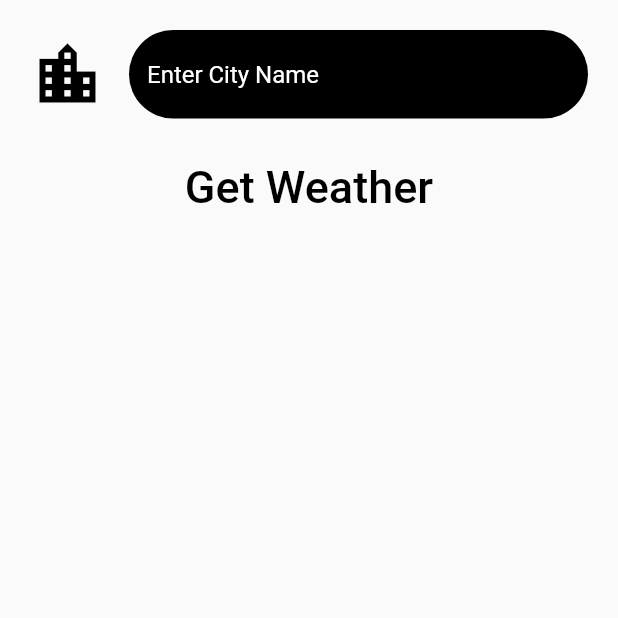
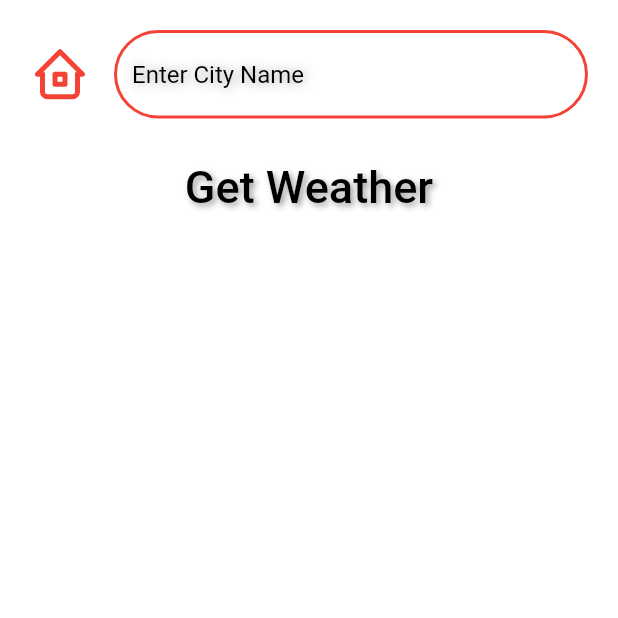
Before and after one commit to Skrebnevf/Flutter_Weather_App, a Flutter app: the CityScreen screen opened directly, on a phone screen of 412 x 824 dp, the top half of it. Run offline on Flutter 3.47's test engine with Material 2 defaults, Android fonts, the phone set to English and light mode, and no system bars; our stand-ins replace flutter_spinkit, flutter_tabler_icons, geolocator, weather_icons; missing offline and left inert: geolocator_web.

Commit message:
full app ready

```diff
--- a/lib/screen/city_screen.dart
+++ b/lib/screen/city_screen.dart
@@ -1,4 +1,5 @@
 import 'package:flutter/material.dart';
+import 'package:flutter_tabler_icons/flutter_tabler_icons.dart';
 
 class CityScreen extends StatefulWidget {
   @override
@@ -11,6 +12,7 @@ class _CityScreenState extends State<CityScreen> {
   @override
   Widget build(BuildContext context) {
     return Scaffold(
+        backgroundColor: Colors.white,
         body: Container(
           child: SafeArea(
             child: Column(
@@ -19,21 +21,34 @@ class _CityScreenState extends State<CityScreen> {
                   child: Padding(
                     padding: const EdgeInsets.all(20.0),
                     child: TextField(
-                  cursorColor: Colors.black,
-                  style: TextStyle(color: Colors.white),
+                      cursorColor: Colors.red,
+                      style: TextStyle(color: Colors.black),
                       decoration: InputDecoration(
                           hintText: 'Enter City Name',
-                      hintStyle: TextStyle(color: Colors.white),
+                          hintStyle: TextStyle(color: Colors.black, shadows: [
+                            Shadow(
+                                color: Colors.black38,
+                                offset: Offset(1.0, 1.0),
+                                blurRadius: 9)
+                          ]),
                           filled: true,
-                      fillColor: Colors.black,
+                          fillColor: Colors.white,
                           border: OutlineInputBorder(
-                        borderRadius: BorderRadius.circular(50),
-                        borderSide: BorderSide.none,
+                            borderRadius: BorderRadius.circular(30),
+                            borderSide: BorderSide(width: 2, color: Colors.red),
+                          ),
+                          enabledBorder: OutlineInputBorder(
+                              borderRadius: BorderRadius.circular(30),
+                              borderSide:
+                                  BorderSide(width: 2, color: Colors.red)),
+                          focusedBorder: OutlineInputBorder(
+                            borderRadius: BorderRadius.circular(30),
+                            borderSide: BorderSide(width: 2, color: Colors.red),
                           ),
                           icon: Icon(
-                        Icons.location_city,
-                        color: Colors.black,
-                        size: 50,
+                            TablerIcons.home_2,
+                            color: Colors.red,
+                            size: 40,
                           )),
                       onChanged: (value) {
                         cityName = value;
@@ -44,7 +59,15 @@ class _CityScreenState extends State<CityScreen> {
                 TextButton(
                   child: Text(
                     'Get Weather',
-                style: TextStyle(fontSize: 30.0, color: Colors.black),
+                    style: TextStyle(
+                        fontSize: 30.0,
+                        color: Colors.black,
+                        shadows: [
+                          Shadow(
+                              color: Colors.black38,
+                              offset: Offset(2.0, 2.0),
+                              blurRadius: 5)
+                        ]),
                   ),
                   onPressed: () {
                     Navigator.pop(context, cityName);
--- a/lib/widgets/cityview.dart
+++ b/lib/widgets/cityview.dart
@@ -18,11 +18,11 @@ class CityView extends StatelessWidget {
           Text(
             '$city, $country',
             style: TextStyle(
-                fontWeight: FontWeight.bold, fontSize: 20, color: Colors.black),
+                fontWeight: FontWeight.bold, fontSize: 20, color: Colors.black, shadows: [Shadow(color: Colors.black38, offset: Offset(2.0, 2.0), blurRadius: 9)]),
           ),
           Text(
             '${Util.getFormattedData(formattedDate)}',
-            style: TextStyle(fontSize: 15),
+            style: TextStyle(fontSize: 15, shadows: [Shadow(color: Colors.black38, offset: Offset(2.0, 2.0), blurRadius: 9)]),
           )
         ],
       ),
--- a/lib/widgets/forecastCard.dart
+++ b/lib/widgets/forecastCard.dart
@@ -18,7 +18,7 @@ Widget forecastCard(AsyncSnapshot snapshot, int index) {
         child: Padding(
           padding: const EdgeInsets.all(8.0),
           child: Text('$dayOfWeek',
-              style: TextStyle(fontSize: 25, color: Colors.white)),
+              style: TextStyle(fontSize: 25, color: Colors.white, shadows: [Shadow(color: Colors.black38, offset: Offset(2.0, 2.0), blurRadius: 9)])),
         ),
       ),
       Row(
@@ -31,9 +31,9 @@ Widget forecastCard(AsyncSnapshot snapshot, int index) {
                   Padding(
                     padding: const EdgeInsets.all(8.0),
                     child: Text('$tempMin °С',
-                        style: TextStyle(fontSize: 30, color: Colors.white)),
+                        style: TextStyle(fontSize: 30, color: Colors.white, shadows: [Shadow(color: Colors.black38, offset: Offset(2.0, 2.0), blurRadius: 9)])),
                   ),
-                  Image.network(icon, scale: 1.2, color: Colors.white)
+                  Image.network(icon, scale: 1.2,)
                 ],
               )
             ],
--- a/pubspec.yaml
+++ b/pubspec.yaml
@@ -32,8 +32,9 @@ dependencies:
   flutter_spinkit: ^5.1.0
   intl: ^0.17.0
   weather_icons: ^3.0.0
-  flutter_remix: ^0.0.1
   geolocator: ^7.6.2
+  flutter_tabler_icons: ^1.1.1
+
 
 dev_dependencies:
   flutter_test:
```
Also changed, not shown: lib/screen/weather_forecast_screen.dart (+21 -8 lines), lib/widgets/bottom_list_view.dart (+5 -2 lines), lib/widgets/ditail_view.dart (+4 -3 lines), lib/widgets/temp_view.dart (+19 -5 lines), pubspec.lock, 29 other files. Lines whose indentation alone changed are shown as unchanged.
